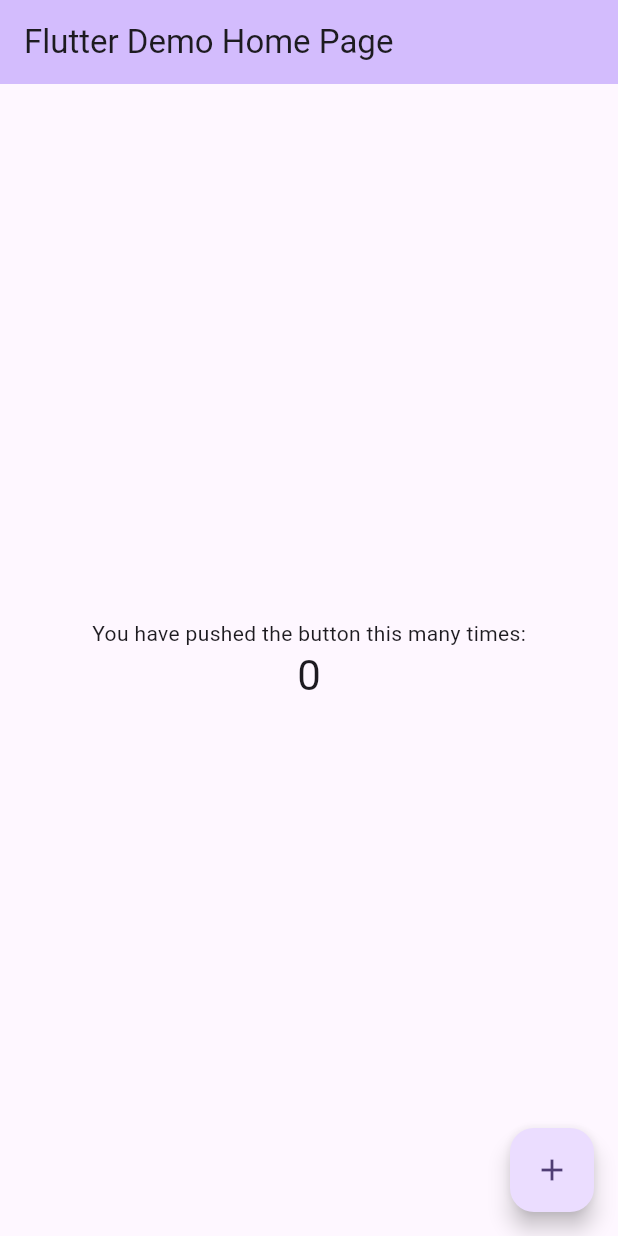
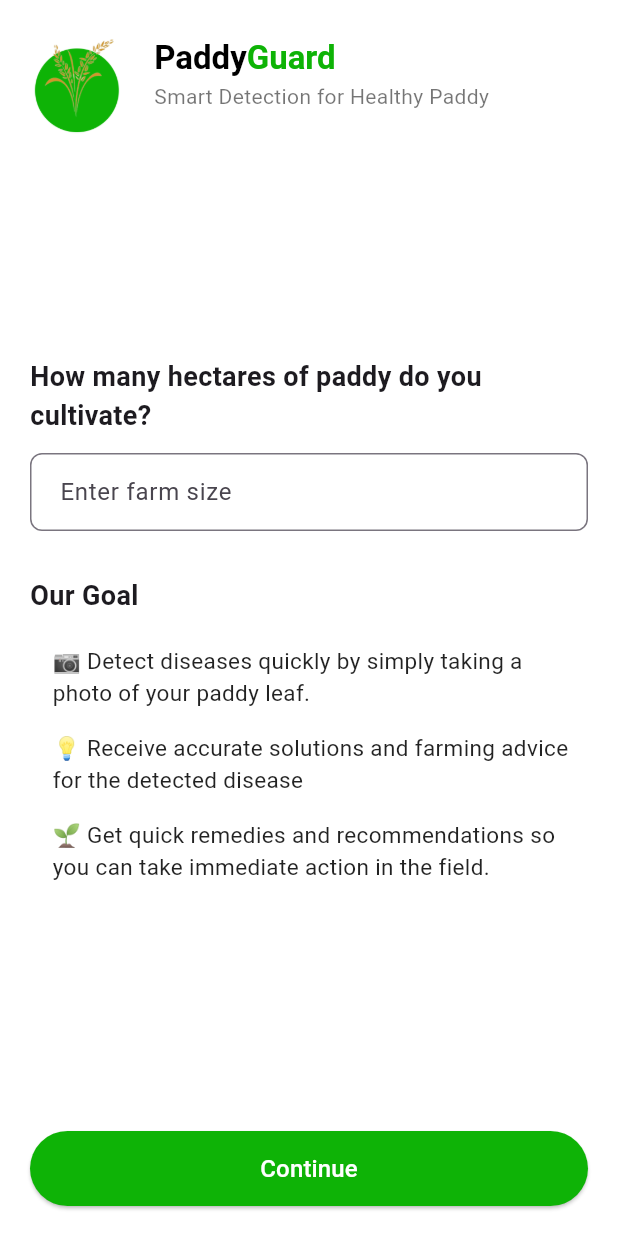
Before and after one commit to PasinduSandamalSenanayake/PaddyGuard, a Flutter app: the screen it shows after launch, on a phone screen of 412 x 824 dp. Run offline on Flutter 3.47's test engine with Material 3 defaults, Android fonts, the phone set to English and light mode, and no system bars.

Commit message:
UI design upto guide_2

```diff
--- /dev/null
+++ b/lib/const/color.dart
@@ -0,0 +1,3 @@
+import 'package:flutter/material.dart';
+
+const primaryColor = Color(0xFF0EB306);
--- a/lib/main.dart
+++ b/lib/main.dart
@@ -1,4 +1,6 @@
 import 'package:flutter/material.dart';
+import 'package:paddyguard/screen/Guide/guide_screen_1.dart';
+import 'package:paddyguard/screen/Guide/guide_screen_2.dart';
 
 void main() {
   runApp(const MyApp());
@@ -31,95 +33,7 @@
         colorScheme: ColorScheme.fromSeed(seedColor: Colors.deepPurple),
         useMaterial3: true,
       ),
-      home: const MyHomePage(title: 'Flutter Demo Home Page'),
+      home: GuideScreen2(),
     );
   }
 }
-
-class MyHomePage extends StatefulWidget {
-  const MyHomePage({super.key, required this.title});
-
-  // This widget is the home page of your application. It is stateful, meaning
-  // that it has a State object (defined below) that contains fields that affect
-  // how it looks.
-
-  // This class is the configuration for the state. It holds the values (in this
-  // case the title) provided by the parent (in this case the App widget) and
-  // used by the build method of the State. Fields in a Widget subclass are
-  // always marked "final".
-
-  final String title;
-
-  @override
-  State<MyHomePage> createState() => _MyHomePageState();
-}
-
-class _MyHomePageState extends State<MyHomePage> {
-  int _counter = 0;
-
-  void _incrementCounter() {
-    setState(() {
-      // This call to setState tells the Flutter framework that something has
-      // changed in this State, which causes it to rerun the build method below
-      // so that the display can reflect the updated values. If we changed
-      // _counter without calling setState(), then the build method would not be
-      // called again, and so nothing would appear to happen.
-      _counter++;
-    });
-  }
-
-  @override
-  Widget build(BuildContext context) {
-    // This method is rerun every time setState is called, for instance as done
-    // by the _incrementCounter method above.
-    //
-    // The Flutter framework has been optimized to make rerunning build methods
-    // fast, so that you can just rebuild anything that needs updating rather
-    // than having to individually change instances of widgets.
-    return Scaffold(
-      appBar: AppBar(
-        // TRY THIS: Try changing the color here to a specific color (to
-        // Colors.amber, perhaps?) and trigger a hot reload to see the AppBar
-        // change color while the other colors stay the same.
-        backgroundColor: Theme.of(context).colorScheme.inversePrimary,
-        // Here we take the value from the MyHomePage object that was created by
-        // the App.build method, and use it to set our appbar title.
-        title: Text(widget.title),
-      ),
-      body: Center(
-        // Center is a layout widget. It takes a single child and positions it
-        // in the middle of the parent.
-        child: Column(
-          // Column is also a layout widget. It takes a list of children and
-          // arranges them vertically. By default, it sizes itself to fit its
-          // children horizontally, and tries to be as tall as its parent.
-          //
-          // Column has various properties to control how it sizes itself and
-          // how it positions its children. Here we use mainAxisAlignment to
-          // center the children vertically; the main axis here is the vertical
-          // axis because Columns are vertical (the cross axis would be
-          // horizontal).
-          //
-          // TRY THIS: Invoke "debug painting" (choose the "Toggle Debug Paint"
-          // action in the IDE, or press "p" in the console), to see the
-          // wireframe for each widget.
-          mainAxisAlignment: MainAxisAlignment.center,
-          children: <Widget>[
-            const Text(
-              'You have pushed the button this many times:',
-            ),
-            Text(
-              '$_counter',
-              style: Theme.of(context).textTheme.headlineMedium,
-            ),
-          ],
-        ),
-      ),
-      floatingActionButton: FloatingActionButton(
-        onPressed: _incrementCounter,
-        tooltip: 'Increment',
-        child: const Icon(Icons.add),
-      ), // This trailing comma makes auto-formatting nicer for build methods.
-    );
-  }
-}
--- /dev/null
+++ b/lib/screen/Guide/guide_screen_2.dart
@@ -0,0 +1,168 @@
+import 'package:flutter/material.dart';
+import 'package:paddyguard/const/color.dart';
+
+class GuideScreen2 extends StatefulWidget {
+  const GuideScreen2({super.key});
+
+  @override
+  State<GuideScreen2> createState() => _GuideScreen2State();
+}
+
+class _GuideScreen2State extends State<GuideScreen2> {
+  final TextEditingController _farmSizeController = TextEditingController();
+
+  @override
+  Widget build(BuildContext context) {
+    return Scaffold(
+      backgroundColor: Colors.white,
+      body: SafeArea(
+        child: Column(
+          mainAxisAlignment: MainAxisAlignment.spaceBetween,
+          children: [
+            // Top section (Logo + Title)
+            Row(
+              crossAxisAlignment: CrossAxisAlignment.center,
+              children: [
+                // Logo
+                Center(
+                  child: Image.asset(
+                    "assets/image/logo/logo.png", // replace with your logo
+                    height: 100,
+                    fit: BoxFit.contain,
+                  ),
+                ),
+                // const SizedBox(width: 12),
+                // App name + tagline
+                Column(
+                  crossAxisAlignment: CrossAxisAlignment.start,
+                  children: [
+                    RichText(
+                      text: TextSpan(
+                        style: TextStyle(
+                          fontSize: 22,
+                          fontWeight: FontWeight.bold,
+                        ),
+                        children: [
+                          TextSpan(
+                            text: "Paddy",
+                            style: TextStyle(color: Colors.black),
+                          ),
+                          TextSpan(
+                            text: "Guard",
+                            style: TextStyle(color: primaryColor),
+                          ),
+                        ],
+                      ),
+                    ),
+                    const SizedBox(height: 2),
+                    const Text(
+                      "Smart Detection for Healthy Paddy",
+                      style: TextStyle(fontSize: 14, color: Colors.black54),
+                    ),
+                  ],
+                ),
+              ],
+            ),
+
+            // Center section
+            SingleChildScrollView(
+              scrollDirection: Axis.vertical,
+              child: Padding(
+                padding: const EdgeInsets.symmetric(horizontal: 20),
+                child: Column(
+                  crossAxisAlignment: CrossAxisAlignment.start,
+                  children: [
+                    // Question
+                    const Text(
+                      "How many hectares of paddy do you cultivate?",
+                      style: TextStyle(
+                        fontSize: 18,
+                        fontWeight: FontWeight.bold,
+                      ),
+                    ),
+                    const SizedBox(height: 12),
+
+                    // Input box
+                    TextField(
+                      controller: _farmSizeController,
+                      keyboardType: TextInputType.number,
+                      decoration: InputDecoration(
+                        hintText: "Enter farm size",
+                        contentPadding: const EdgeInsets.symmetric(
+                            horizontal: 16, vertical: 14),
+                        border: OutlineInputBorder(
+                          borderRadius: BorderRadius.circular(8),
+                        ),
+                      ),
+                    ),
+
+                    const SizedBox(height: 30),
+
+                    // Our Goal title
+                    const Text(
+                      "Our Goal",
+                      style: TextStyle(
+                        fontSize: 18,
+                        fontWeight: FontWeight.bold,
+                      ),
+                    ),
+                    const SizedBox(height: 12),
+
+                    // Goals list
+                    _buildGoal(
+                      "📷 Detect diseases quickly by simply taking a photo of your paddy leaf.",
+                    ),
+                    _buildGoal(
+                      "💡 Receive accurate solutions and farming advice for the detected disease",
+                    ),
+                    _buildGoal(
+                      "🌱 Get quick remedies and recommendations so you can take immediate action in the field.",
+                    ),
+                  ],
+                ),
+              ),
+            ),
+
+            // Bottom button
+            SingleChildScrollView(
+              scrollDirection: Axis.vertical,
+              child: Padding(
+                padding: const EdgeInsets.all(20.0),
+                child: SizedBox(
+                  width: double.infinity,
+                  height: 50,
+                  child: ElevatedButton(
+                    onPressed: () {
+                      debugPrint("Farm size: ${_farmSizeController.text}");
+                    },
+                    style: ElevatedButton.styleFrom(
+                      backgroundColor: primaryColor,
+                      shape: RoundedRectangleBorder(
+                        borderRadius: BorderRadius.circular(30),
+                      ),
+                    ),
+                    child: const Text(
+                      "Continue",
+                      style: TextStyle(fontSize: 16, color: Colors.white),
+                    ),
+                  ),
+                ),
+              ),
+            ),
+          ],
+        ),
+      ),
+    );
+  }
+
+  // Goal item widget
+  Widget _buildGoal(String text) {
+    return Padding(
+      padding: const EdgeInsets.only(bottom: 8.0, left: 15.0, top: 8.0),
+      child: Text(
+        text,
+        style: const TextStyle(fontSize: 15, color: Colors.black87),
+      ),
+    );
+  }
+}
```
Also changed, not shown: lib/screen/Guide/guide_screen_1.dart (added, +172 -0 lines), lib/screen/Splash/splash_screen.dart (added, +107 -0 lines), pubspec.yaml (+36 -64 lines), assets/image/logo/logo.png (added).
